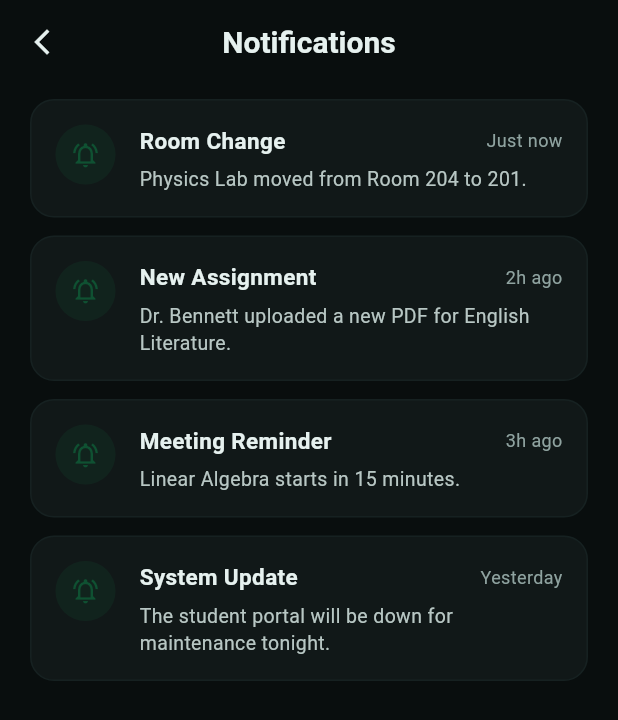
After one commit to mattiasaan/skedoo, a Flutter app: the NotificationScreen screen opened directly, on a phone screen of 412 x 824 dp. The commit adds this screen. Shown: the top 720 px of the screen. Run offline on Flutter 3.47's test engine with Material 3 defaults, Android fonts, the phone set to English and light mode, and no system bars.

Commit message:
design schermata notifiche finita

```diff
--- /dev/null
+++ b/mobile/lib/screens/dashboard/notification_screen.dart
@@ -0,0 +1,132 @@
+import 'package:flutter/material.dart';
+import '../../palette/palette.dart'; // Assicurati che il percorso sia corretto
+
+class NotificationScreen extends StatelessWidget {
+  const NotificationScreen({super.key});
+
+  @override
+  Widget build(BuildContext context) {
+    return Scaffold(
+      backgroundColor: Palette.background_primary,
+      appBar: AppBar(
+        backgroundColor: Colors.transparent,
+        elevation: 0,
+        leading: IconButton(
+          icon: const Icon(Icons.arrow_back_ios_new, color: Palette.text_primary, size: 20),
+          onPressed: () => Navigator.pop(context),
+        ),
+        title: const Text(
+          "Notifications",
+          style: TextStyle(
+            color: Palette.text_primary,
+            fontWeight: FontWeight.bold,
+            fontSize: 20,
+          ),
+        ),
+        centerTitle: true,
+      ),
+      body: ListView.builder(
+        padding: const EdgeInsets.symmetric(horizontal: 20, vertical: 10),
+        itemCount: 4, // Esempio di numero di notifiche
+        itemBuilder: (context, index) {
+          return _buildNotificationItem(index);
+        },
+      ),
+    );
+  }
+
+  Widget _buildNotificationItem(int index) {
+    // Dati fittizi per l'esempio
+    final List<Map<String, String>> notifications = [
+      {
+        "title": "Room Change",
+        "desc": "Physics Lab moved from Room 204 to 201.",
+        "time": "Just now"
+      },
+      {
+        "title": "New Assignment",
+        "desc": "Dr. Bennett uploaded a new PDF for English Literature.",
+        "time": "2h ago"
+      },
+      {
+        "title": "Meeting Reminder",
+        "desc": "Linear Algebra starts in 15 minutes.",
+        "time": "3h ago"
+      },
+      {
+        "title": "System Update",
+        "desc": "The student portal will be down for maintenance tonight.",
+        "time": "Yesterday"
+      },
+    ];
+
+    final item = notifications[index % notifications.length];
+
+    return Container(
+      margin: const EdgeInsets.only(bottom: 12),
+      padding: const EdgeInsets.all(16),
+      decoration: BoxDecoration(
+        color: Palette.background_secondary,
+        borderRadius: BorderRadius.circular(16),
+        border: Border.all(
+          color: Palette.background_tertiary,
+          width: 1,
+        ),
+      ),
+      child: Row(
+        crossAxisAlignment: CrossAxisAlignment.start,
+        children: [
+          Container(
+            padding: const EdgeInsets.all(10),
+            decoration: BoxDecoration(
+              color: Palette.primary.withOpacity(0.2),
+              shape: BoxShape.circle,
+            ),
+            child: const Icon(
+              Icons.notifications_active_outlined,
+              color: Palette.primary,
+              size: 20,
+            ),
+          ),
+          const SizedBox(width: 16),
+          Expanded(
+            child: Column(
+              crossAxisAlignment: CrossAxisAlignment.start,
+              children: [
+                Row(
+                  mainAxisAlignment: MainAxisAlignment.spaceBetween,
+                  children: [
+                    Text(
+                      item["title"]!,
+                      style: const TextStyle(
+                        color: Palette.text_primary,
+                        fontWeight: FontWeight.bold,
+                        fontSize: 15,
+                      ),
+                    ),
+                    Text(
+                      item["time"]!,
+                      style: const TextStyle(
+                        color: Palette.text_tertiary,
+                        fontSize: 12,
+                      ),
+                    ),
+                  ],
+                ),
+                const SizedBox(height: 6),
+                Text(
+                  item["desc"]!,
+                  style: const TextStyle(
+                    color: Palette.text_secondary,
+                    fontSize: 13,
+                    height: 1.4,
+                  ),
+                ),
+              ],
+            ),
+          ),
+        ],
+      ),
+    );
+  }
+}
--- a/mobile/lib/screens/dashboard/widgets/header_section.dart
+++ b/mobile/lib/screens/dashboard/widgets/header_section.dart
@@ -1,6 +1,7 @@
 import 'package:flutter/material.dart';
 import 'package:intl/intl.dart';
 import '../../../palette/palette.dart';
+import '../notification_screen.dart';
 
 class HeaderSection extends StatelessWidget {
   const HeaderSection({super.key});
```
